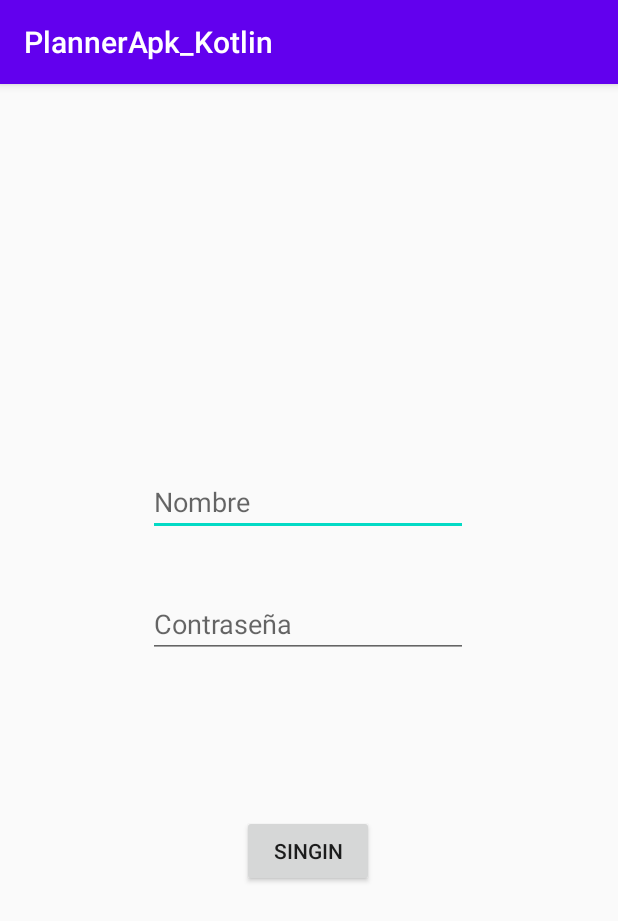
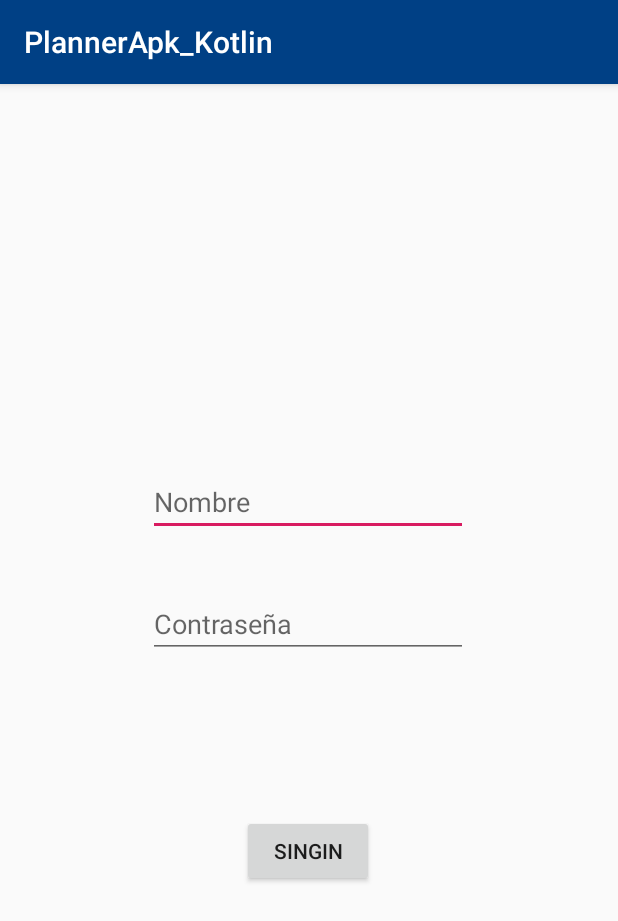
Before and after one commit to frc90/PlannerApk_Kotlin, an Android app: the screen it shows after launch (MainActivity), on a phone screen of 412 x 824 dp. Shown: the top 921 px of the screen. Run offline under Robolectric (Android 15) with nearby library versions, the phone set to English and light mode, and no system bars.

Commit message:
Trabajando en el Splashscreen

```diff
--- a/app/src/main/AndroidManifest.xml
+++ b/app/src/main/AndroidManifest.xml
@@ -9,7 +9,8 @@
         android:roundIcon="@mipmap/ic_launcher_round"
         android:supportsRtl="true"
         android:theme="@style/AppTheme">
-        <activity android:name=".presentation.login.view.MainActivity">
+        <activity android:name=".presentation.login.view.MainActivity"
+            android:theme="@style/SplashTheme">
             <intent-filter>
                 <action android:name="android.intent.action.MAIN" />
 
--- a/app/src/main/java/com/frc90/plannerapk_kotlin/presentation/login/view/MainActivity.kt
+++ b/app/src/main/java/com/frc90/plannerapk_kotlin/presentation/login/view/MainActivity.kt
@@ -10,6 +10,10 @@
 
 class MainActivity : BaseActivity(), LoginContract.View {
     override fun onCreate(savedInstanceState: Bundle?) {
+        // splashscreen
+        Thread.sleep(2000)
+        setTheme(R.style.AppTheme)
+
         super.onCreate(savedInstanceState)
         setContentView(R.layout.activity_main)
 
--- /dev/null
+++ b/app/src/main/res/drawable/splashscreen.xml
@@ -0,0 +1,9 @@
+<?xml version="1.0" encoding="utf-8"?>
+<layer-list xmlns:android="http://schemas.android.com/apk/res/android">
+    <item android:drawable="@color/colorPrimary" />
+    <item>
+        <bitmap android:src="@mipmap/ic_launcher"
+            android:gravity="center"
+            />
+    </item>
+</layer-list>
--- a/app/src/main/res/values/colors.xml
+++ b/app/src/main/res/values/colors.xml
@@ -1,6 +1,8 @@
 <?xml version="1.0" encoding="utf-8"?>
 <resources>
-    <color name="colorPrimary">#6200EE</color>
-    <color name="colorPrimaryDark">#3700B3</color>
-    <color name="colorAccent">#03DAC5</color>
+    <color name="colorPrimary">#004085</color>
+    <color name="colorPrimaryDark">#00574B</color>
+    <color name="colorAccent">#D81B60</color>
+    <color name="btn_login_color">#03A9F4</color>
+    <color name="cardBackground">#2A4D74</color>
 </resources>
--- a/app/src/main/res/values/styles.xml
+++ b/app/src/main/res/values/styles.xml
@@ -7,4 +7,15 @@
         <item name="colorAccent">@color/colorAccent</item>
     </style>
 
+    <style name="ErrorText" parent="TextAppearance.Design.Error">
+        <item name="android:textSize">16sp</item>
+        <item name="android:textColor">#0A0A0A</item>
+    </style>
+
+    <style name="SplashTheme" parent="AppTheme">
+        <item name="android:windowBackground">@drawable/splashscreen</item>
+    </style>
+
 </resources>
+
+<!--<item name="android:windowBackground">@drawable/splashscreen</item>-->
```
